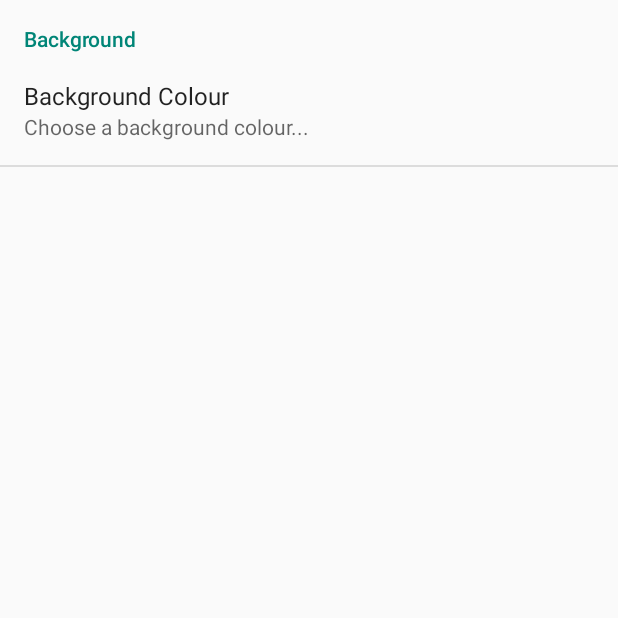
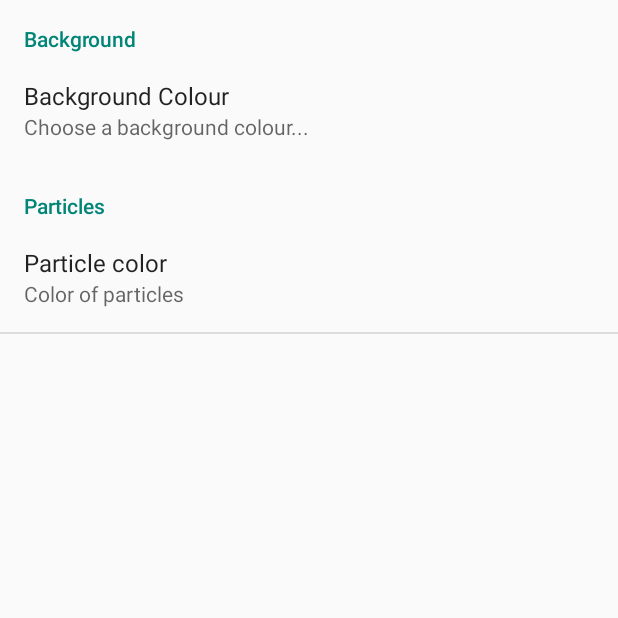
Before and after one commit to doomedramen/ParticleWeb, an Android app: the screen it shows after launch (SettingsActivity), on a phone screen of 412 x 824 dp, the top half of it. Run offline under Robolectric (Android 15) with nearby library versions, the phone set to English and light mode, and no system bars.

```diff
--- a/app/build.gradle
+++ b/app/build.gradle
@@ -8,8 +8,8 @@ android {
         applicationId "com.wookoouk.particleweb"
         minSdkVersion 15
         targetSdkVersion 21
-        versionCode 4
-        versionName "1.4"
+        versionCode 5
+        versionName "1.5"
     }
     buildTypes {
         release {
--- a/app/src/main/java/com/wookoouk/particleweb/SettingsActivity.java
+++ b/app/src/main/java/com/wookoouk/particleweb/SettingsActivity.java
@@ -1,40 +1,50 @@
 package com.wookoouk.particleweb;
 
+import android.content.Context;
 import android.content.SharedPreferences;
 import android.os.Bundle;
 import android.preference.ListPreference;
 import android.preference.Preference;
 import android.preference.PreferenceActivity;
 import android.preference.PreferenceManager;
+import android.util.Log;
 
 public class SettingsActivity extends PreferenceActivity {
+
+    public static final String NAMESPACE = "com.wookoouk.particleweb";
+
+    public static final String bgColorKey = "bgColor";
+    public static final String pointColorKey = "pointColor";
 
     @Override
     protected void onCreate(Bundle savedInstanceState) {
         super.onCreate(savedInstanceState);
 
-        SharedPreferences preferences = getSharedPreferences("ParticleWeb", MODE_PRIVATE);
+        SharedPreferences preferences = getSharedPreferences(NAMESPACE, MODE_PRIVATE);
         final SharedPreferences.Editor editor = preferences.edit();
 
         addPreferencesFromResource(R.xml.settings);
 
 
-        final ListPreference bg = (ListPreference) findPreference("bgColor");
-
-
-
-
-
-
-        bg.setOnPreferenceChangeListener(new Preference.OnPreferenceChangeListener() {
+        final ListPreference bgColor = (ListPreference) findPreference(bgColorKey);
+        bgColor.setOnPreferenceChangeListener(new Preference.OnPreferenceChangeListener() {
             @Override
             public boolean onPreferenceChange(Preference preference, Object newValue) {
-                editor.putString("bg", newValue.toString());
+                editor.putString(bgColorKey, newValue.toString());
+                editor.apply();
+                return false;
+            }
+        });
+
+        final ListPreference pointColor = (ListPreference) findPreference(pointColorKey);
+        pointColor.setOnPreferenceChangeListener(new Preference.OnPreferenceChangeListener() {
+            @Override
+            public boolean onPreferenceChange(Preference preference, Object newValue) {
+                editor.putString(pointColorKey, newValue.toString());
                 editor.apply();
                 return false;
             }
         });
     }
 
-
 }
--- a/app/src/main/res/xml/settings.xml
+++ b/app/src/main/res/xml/settings.xml
@@ -1,29 +1,27 @@
 <?xml version="1.0" encoding="utf-8"?>
-<PreferenceScreen xmlns:android="http://schemas.android.com/apk/res/android" >
+<PreferenceScreen xmlns:android="http://schemas.android.com/apk/res/android">
 
-    <PreferenceCategory android:title="Background" >
+    <PreferenceCategory android:title="Background">
         <ListPreference
             android:dialogTitle="Background color"
             android:entries="@array/colors"
             android:entryValues="@array/colorsValues"
             android:key="bgColor"
             android:summary="Choose a background colour..."
-            android:title="Background Colour"
-            android:textAllCaps="true">
-        </ListPreference>
+            android:textAllCaps="true"
+            android:title="Background Colour"></ListPreference>
     </PreferenceCategory>
 
-    <!--<PreferenceCategory android:title="Particles" >
+    <PreferenceCategory android:title="Particles">
         <ListPreference
             android:dialogTitle="Particle color"
             android:entries="@array/colors"
             android:entryValues="@array/colorsValues"
-            android:key="pref_days_before"
+            android:key="pointColor"
             android:summary="Color of particles"
-            android:title="Particle color"
-            android:textAllCaps="true">
-        </ListPreference>
-        <ListPreference
+            android:textAllCaps="true"
+            android:title="Particle color"></ListPreference>
+        <!--<ListPreference
         android:dialogTitle="Particle speed"
         android:entries="@array/speeds"
         android:entryValues="@array/speeds"
@@ -40,6 +38,6 @@
         android:summary="Size or particles"
         android:title="Particle size"
         android:textAllCaps="true">
-        </ListPreference>
-    </PreferenceCategory>-->
+    </ListPreference>-->
+    </PreferenceCategory>
 </PreferenceScreen>
```
Also changed, not shown: app/src/main/java/com/wookoouk/particleweb/ThemeArrayAdapter.java (added, +79 -0 lines), app/src/main/java/com/wookoouk/particleweb/ThemeManager.java (added, +17 -0 lines), app/src/main/java/com/wookoouk/particleweb/ThemeSelector.java (added, +30 -0 lines), app/src/main/java/com/wookoouk/particleweb/Wallpaper.java (+13 -7 lines), app/src/main/res/layout/themelist.xml (added, +16 -0 lines), 2 other files. Lines whose indentation alone changed are shown as unchanged.
